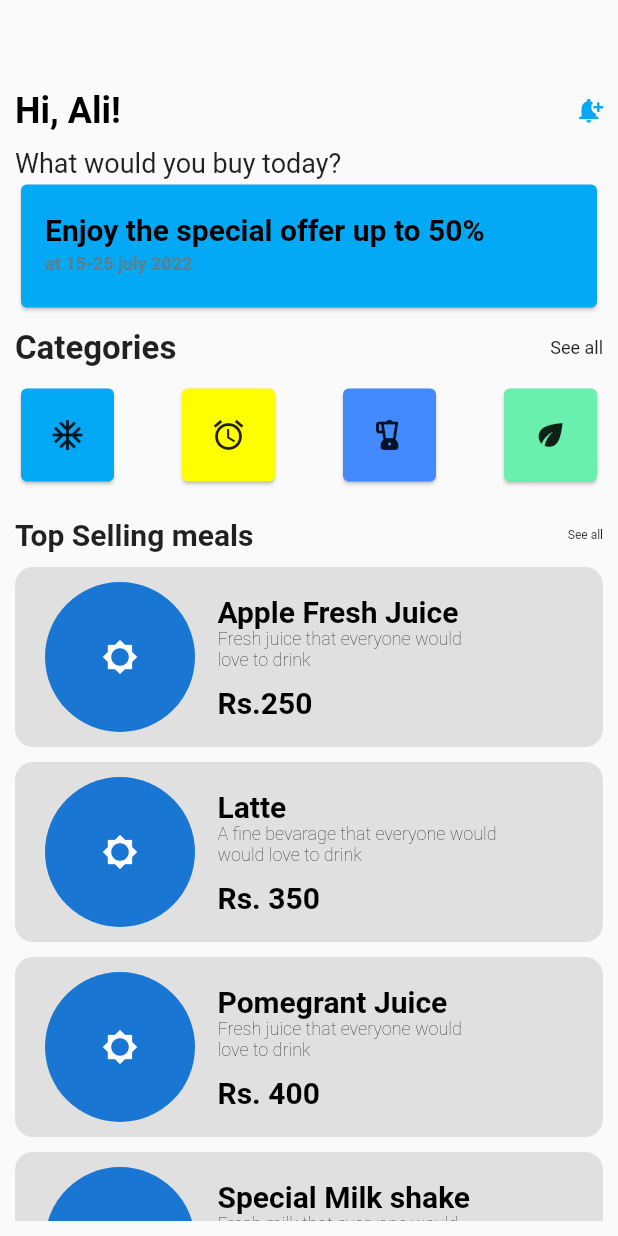
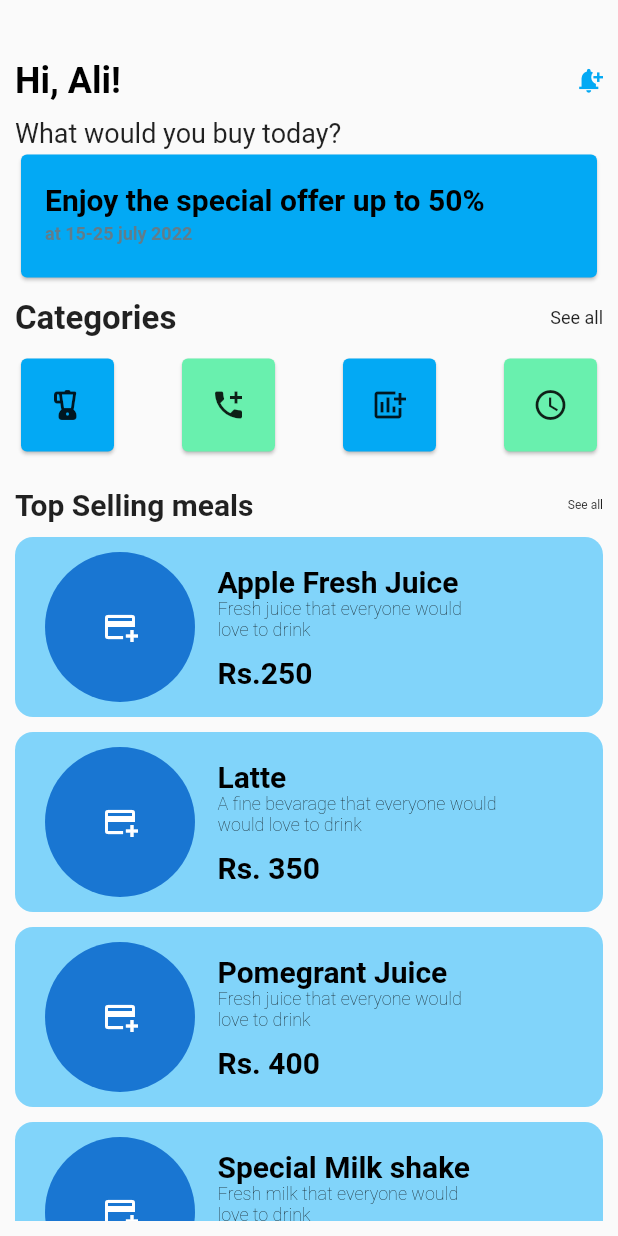
Before and after one commit to aliraza-devv/Assignment, a Flutter app: the screen it shows after launch, on a phone screen of 412 x 824 dp. Run offline on Flutter 3.47's test engine with Material 2 defaults, Android fonts, the phone set to English and light mode, and no system bars.

Commit message:
Added output folder and some minor changes

```diff
--- a/lib/main.dart
+++ b/lib/main.dart
@@ -36,7 +36,7 @@ class _HomeState extends State<Home> {
             crossAxisAlignment: CrossAxisAlignment.start,
             children: [
               SizedBox(
-                height: 50,
+                height: 30,
               ),
               Row(
                 children: [
@@ -129,27 +129,27 @@ class _HomeState extends State<Home> {
                     height: 70,
                     width: 70,
                     child:
-                    Card(color: Colors.lightBlue, child: Icon(Icons.ac_unit)),
+                    Card(color: Colors.lightBlue, child: Icon(Icons.blender_rounded)),
                   ),
                   Container(
                     height: 70,
                     width: 70,
                     child: Card(
-                        color: Colors.yellowAccent,
-                        child: Icon(Icons.access_alarms_outlined)),
+                        color: Colors.greenAccent,
+                        child: Icon(Icons.add_call)),
                   ),
                   Container(
                     height: 70,
                     width: 70,
                     child: Card(
-                        color: Colors.blueAccent,
-                        child: Icon(Icons.blender_rounded)),
+                        color: Colors.lightBlue,
+                        child: Icon(Icons.add_chart)),
                   ),
                   Container(
                     height: 70,
                     width: 70,
                     child:
-                    Card(color: Colors.greenAccent, child: Icon(Icons.eco_sharp)),
+                    Card(color: Colors.greenAccent, child: Icon(Icons.access_time)),
                   ),
                 ],
               ),
@@ -181,7 +181,7 @@ class _HomeState extends State<Home> {
                 height: 120,
                 decoration: BoxDecoration(
                   borderRadius: BorderRadius.circular(12),
-                  color: Colors.grey.shade300,
+                  color: Colors.lightBlue.shade200,
                 ),
                 child: Row(
                   children: [
@@ -189,7 +189,7 @@ class _HomeState extends State<Home> {
                       padding: const EdgeInsets.only(left: 20),
                       child: CircleAvatar(
                         radius: 50,
-                        child: Icon(Icons.brightness_low_sharp),
+                        child: Icon(Icons.add_card),
                       ),
                     ),
                     SizedBox(
@@ -240,7 +240,7 @@ class _HomeState extends State<Home> {
                 height: 120,
                 decoration: BoxDecoration(
                   borderRadius: BorderRadius.circular(12),
-                  color: Colors.grey.shade300,
+                  color: Colors.lightBlue.shade200,
                 ),
                 child: Row(
                   children: [
@@ -248,7 +248,7 @@ class _HomeState extends State<Home> {
                       padding: const EdgeInsets.only(left: 20),
                       child: CircleAvatar(
                         radius: 50,
-                        child: Icon(Icons.brightness_low_sharp),
+                        child: Icon(Icons.add_card),
                       ),
                     ),
                     SizedBox(
@@ -299,7 +299,7 @@ class _HomeState extends State<Home> {
                 height: 120,
                 decoration: BoxDecoration(
                   borderRadius: BorderRadius.circular(12),
-                  color: Colors.grey.shade300,
+                  color: Colors.lightBlue.shade200,
                 ),
                 child: Row(
                   children: [
@@ -307,7 +307,7 @@ class _HomeState extends State<Home> {
                       padding: const EdgeInsets.only(left: 20),
                       child: CircleAvatar(
                         radius: 50,
-                        child: Icon(Icons.brightness_low_sharp),
+                        child: Icon(Icons.add_card),
                       ),
                     ),
                     SizedBox(
@@ -358,7 +358,7 @@ class _HomeState extends State<Home> {
                 height: 120,
                 decoration: BoxDecoration(
                   borderRadius: BorderRadius.circular(12),
-                  color: Colors.grey.shade300,
+                  color: Colors.lightBlue.shade200,
                 ),
                 child: Row(
                   children: [
@@ -366,7 +366,7 @@ class _HomeState extends State<Home> {
                       padding: const EdgeInsets.only(left: 20),
                       child: CircleAvatar(
                         radius: 50,
-                        child: Icon(Icons.brightness_low_sharp),
+                        child: Icon(Icons.add_card),
                       ),
                     ),
                     SizedBox(
```
